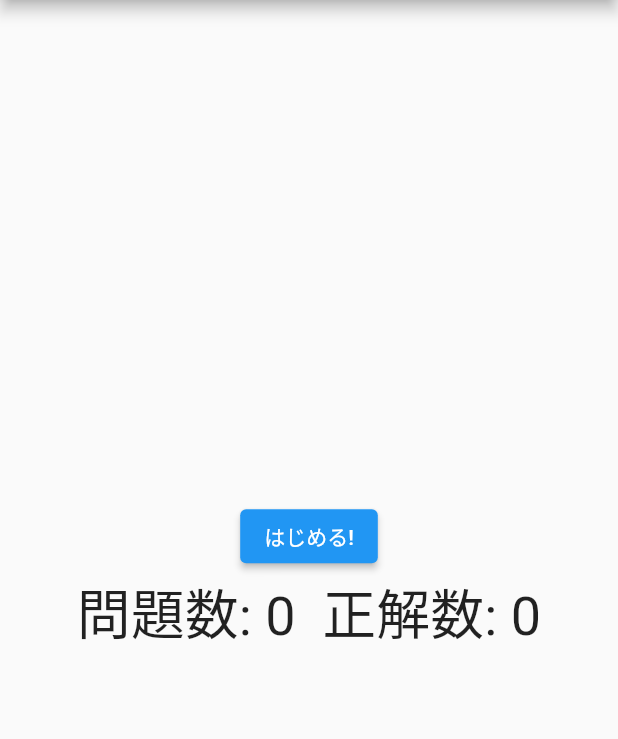
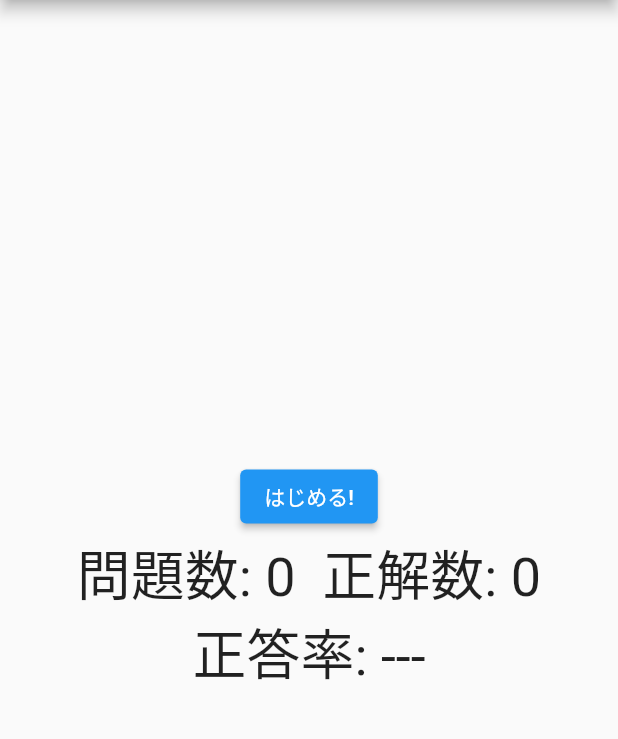
Before and after one commit to mino3daisuke/road_sign_quiz, a Flutter app: the screen it shows after launch, on a phone screen of 412 x 824 dp, the part 84-823 px from its top. Run offline on Flutter 3.47's test engine with Material 2 defaults, Android fonts, the phone set to English and light mode, and no system bars; our stand-ins replace flutter_svg.

Commit message:
正答率の表示を追加 表示の最適化のためNumberFormatを追加 - import "package:intl/intl.dart";

```diff
--- /dev/null
+++ b/lib/print_correct_number.dart
@@ -0,0 +1,46 @@
+import 'package:flutter/material.dart';
+import "package:intl/intl.dart";
+import 'package:provider/provider.dart';
+import 'package:road_sign_quiz/road_sign_quiz_model.dart';
+
+class PrintCorrectNumber extends StatelessWidget {
+  const PrintCorrectNumber({
+    Key? key,
+  }) : super(key: key);
+
+  @override
+  Widget build(BuildContext context) {
+    return Consumer<RoadSignQuizModel>(
+        builder: (context, roadSignQuizModel, child) {
+      return Column(
+        children: [
+          Text(
+            "問題数: ${roadSignQuizModel.totalNumber}  正解数: ${roadSignQuizModel.correctNumber}",
+            style: TextStyle(fontSize: 36.0),
+          ),
+          printCorrectRatio(roadSignQuizModel),
+        ],
+      );
+    });
+  }
+
+  Text printCorrectRatio(RoadSignQuizModel roadSignQuizModel) {
+    if (roadSignQuizModel.totalNumber == 0)
+      return Text(
+        "正答率: ---",
+        style: TextStyle(fontSize: 36.0),
+      );
+    else if (roadSignQuizModel.correctNumber == 0)
+      return Text(
+        "正答率: 0%",
+        style: TextStyle(fontSize: 36.0),
+      );
+    else {
+      final formatter = NumberFormat("###.0");
+      return Text(
+        "正答率: ${formatter.format(roadSignQuizModel.correctRatio)}%",
+        style: TextStyle(fontSize: 36.0),
+      );
+    }
+  }
+}
--- a/lib/road_sign_quiz_model.dart
+++ b/lib/road_sign_quiz_model.dart
@@ -3,11 +3,10 @@ import 'package:flutter/material.dart';
 class RoadSignQuizModel extends ChangeNotifier {
   int _quizTotalNumber = 0;
   int _quizCorrectNumber = 0;
-//  int _correctRatio = 0;
 
   int get totalNumber => _quizTotalNumber;
   int get correctNumber => _quizCorrectNumber;
-//  int get correctRatio => (_quizTotalNumber / _quizCorrectNumber) as int;
+  double get correctRatio => (_quizCorrectNumber / _quizTotalNumber) * 100;
 
   void addTotalNumber() {
     _quizTotalNumber++;
@@ -22,5 +21,6 @@ class RoadSignQuizModel extends ChangeNotifier {
   void resetAll() {
     _quizTotalNumber = 0;
     _quizCorrectNumber = 0;
+    notifyListeners();
   }
 }
--- a/lib/start_page.dart
+++ b/lib/start_page.dart
@@ -1,5 +1,6 @@
 import 'package:flutter/material.dart';
 import 'package:provider/provider.dart';
+import 'package:road_sign_quiz/print_correct_number.dart';
 import 'package:road_sign_quiz/road_sign_quiz_model.dart';
 
 class StartPage extends StatelessWidget {
@@ -25,14 +26,7 @@ class StartPage extends StatelessWidget {
                   Navigator.of(context).pushNamed('/play');
                 },
               ),
-              Consumer<RoadSignQuizModel>(
-                builder: (context, roadSignQuizModel, child) {
-                  return Text(
-                    "問題数: ${roadSignQuizModel.totalNumber}  正解数: ${roadSignQuizModel.correctNumber}",
-                    style: TextStyle(fontSize: 36.0),
-                  );
-                },
-              ),
+              PrintCorrectNumber(),
             ],
           ),
         ),
--- a/pubspec.yaml
+++ b/pubspec.yaml
@@ -16,6 +16,8 @@ dependencies:
 
   provider: ^5.0.0
 
+  intl: "^0.17.0"
+
   cupertino_icons: ^1.0.0
 
 dev_dependencies:
```
Also changed, not shown: pubspec.lock.
